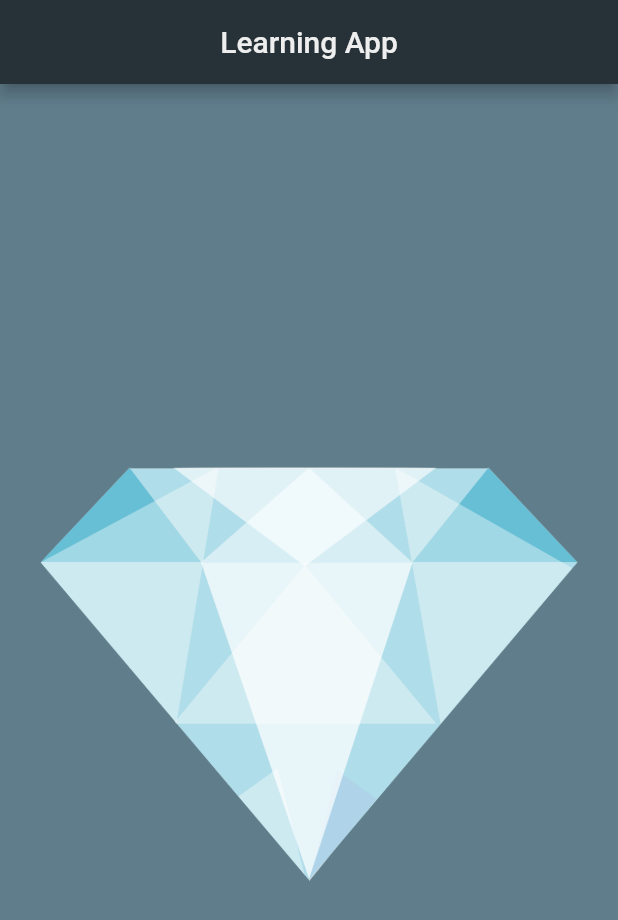
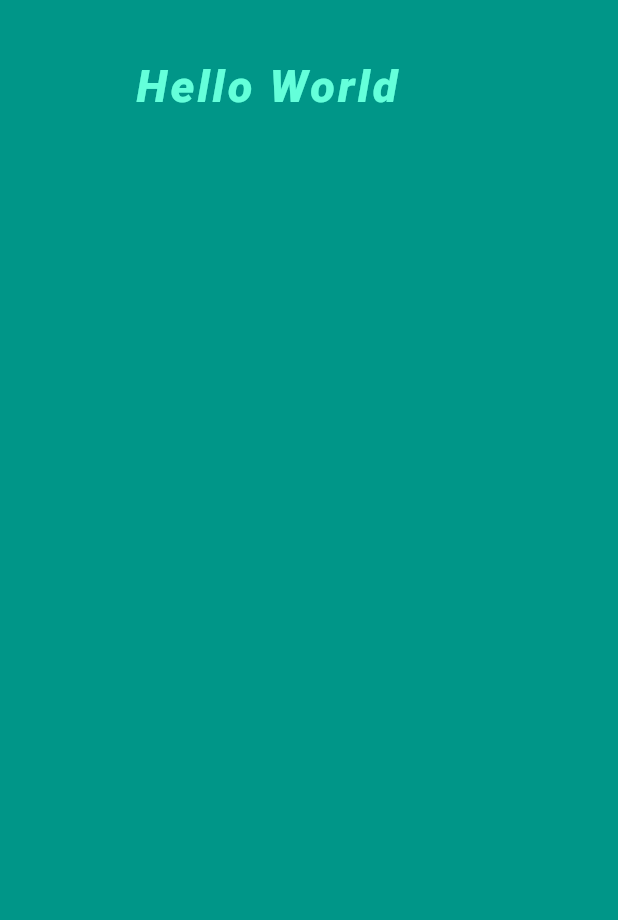
Before and after one commit to lagalwar007/flutter_learn, a Flutter app: the screen it shows after launch, on a phone screen of 412 x 824 dp. Shown: the top 920 px of the screen. Run offline on Flutter 3.47's test engine with Material 2 defaults, Android fonts, the phone set to English and light mode, and no system bars.

Commit message:
save changes: used container widget in flutter

```diff
--- a/lib/main.dart
+++ b/lib/main.dart
@@ -1,24 +1,35 @@
 import 'package:flutter/material.dart';
 
 void main() {
-  runApp(
-    MaterialApp(
-        home: Scaffold(
-      appBar: AppBar(
-        title: Center(
-          child: Text(
-            'Learning App',
-            style: TextStyle(color: Colors.grey[200]),
+  runApp(MyApp());
+}
+
+class MyApp extends StatelessWidget {
+  @override
+  Widget build(BuildContext context) {
+    return MaterialApp(
+        home: SafeArea(
+          child: Scaffold(
+            backgroundColor: Colors.teal,
+            body: Container(
+              width: 200.0,
+              height: 200.0,
+              margin: EdgeInsets.only(left: 80.00, top: 30.00),
+              padding: EdgeInsets.all(10.00),
+            // color: Colors.white,
+              child: Text(
+                  'Hello World',
+                style: TextStyle(
+                  fontSize: 30.0,
+                  color: Colors.tealAccent,
+                  letterSpacing: 2.0,
+                  fontStyle: FontStyle.italic,
+                  fontWeight: FontWeight.w800
+                ),
+              ),
+            ),
           ),
-        ),
-        backgroundColor: Colors.blueGrey[900],
-      ),
-      backgroundColor: Colors.blueGrey,
-      body: Center(
-        child: Image(
-          image: AssetImage('images/diamond.png'),
-        ),
-      ),
-    )),
-  );
+        )
+    );
+  }
 }
```
